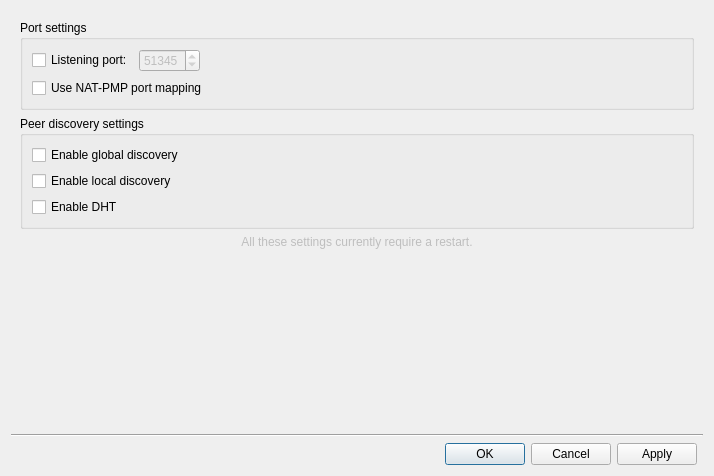
Old version of the form gui/gui/Settings.ui in the repository librevault/librevault.
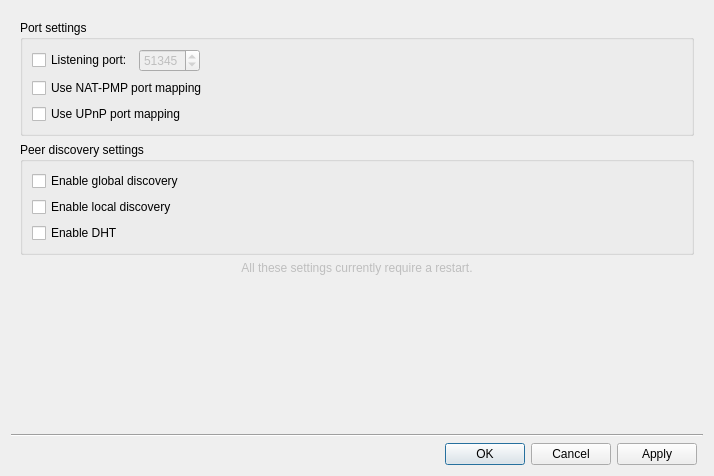
New version of the form. The open tabs and pages were chosen to show the change. Icons and pictures are not drawn.

Commit message: Added UPnP setting to "Settings"

```diff
--- a/gui/gui/Settings.ui
+++ b/gui/gui/Settings.ui
@@ -159,6 +159,13 @@
             </property>
            </widget>
           </item>
+          <item row="2" column="0" colspan="3">
+           <widget class="QCheckBox" name="upnp_box">
+            <property name="text">
+             <string>Use UPnP port mapping</string>
+            </property>
+           </widget>
+          </item>
          </layout>
         </widget>
        </item>
```
The commit also changes 2 other files.
